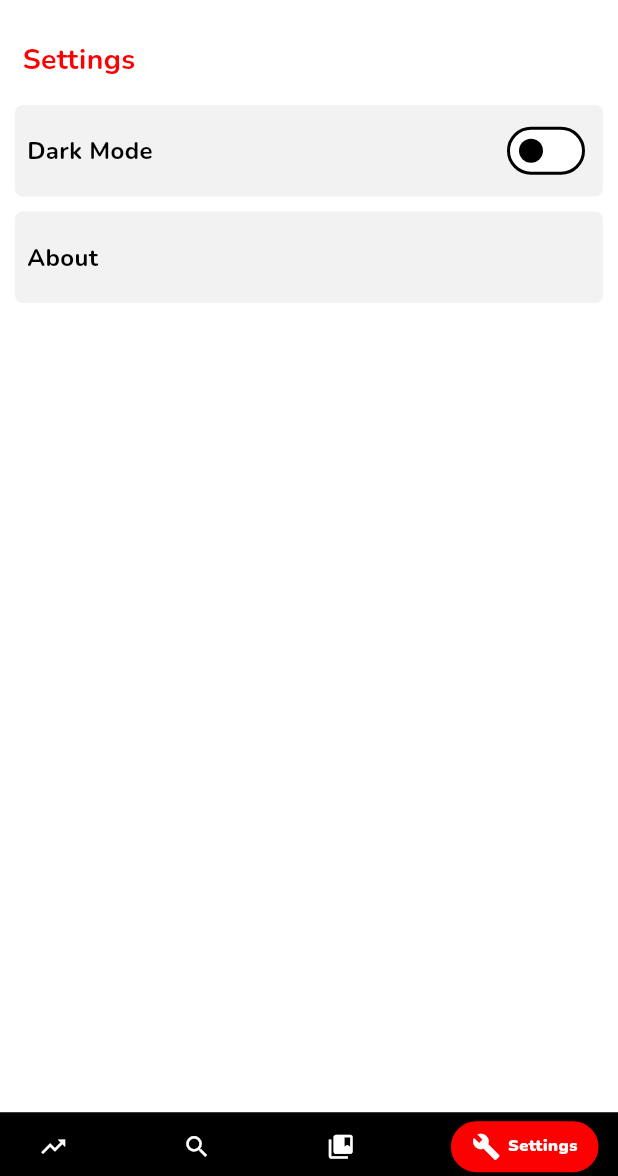
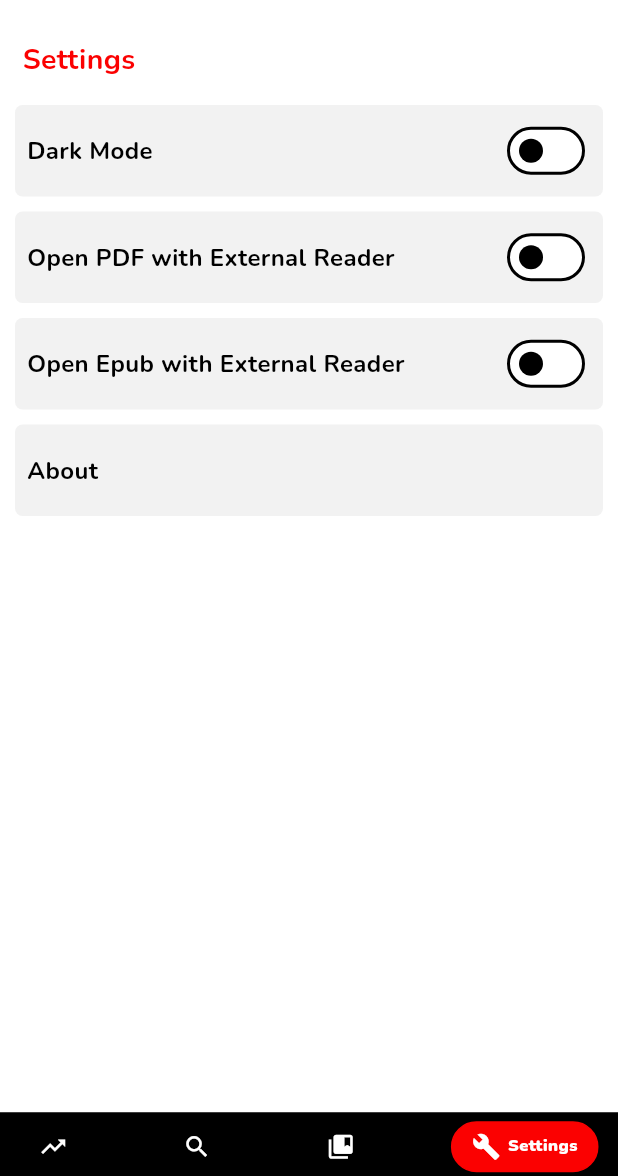
Before and after one commit to dstark5/Openlib, a Flutter app: the screen it shows after launch, item 4 of the bottom bar chosen, on a phone screen of 412 x 824 dp, the part 60-1236 px from its top. Run offline on Flutter 3.47's test engine with Material 2 defaults, Android fonts, the phone set to English and light mode, and no system bars; drawn by our look-alikes of google_nav_bar; our stand-ins replace cached_network_image, dio, flutter_riverpod, flutter_svg, google_fonts, open_file and 2 more; missing offline and left inert: epub_view, flutter_pdfview, vocsy_epub_viewer; accounts and stored records are empty; network calls fail.

Commit message:
added open with feature

```diff
--- a/lib/services/download_file.dart
+++ b/lib/services/download_file.dart
@@ -1,9 +1,9 @@
-import 'package:path_provider/path_provider.dart';
 import 'package:dio/dio.dart';
+import 'files.dart';
 
 Future<String> _getFilePath(String fileName) async {
-  final path = await getApplicationDocumentsDirectory();
-  return '${path.path}/$fileName';
+  final path = await getAppDirectoryPath;
+  return '$path/$fileName';
 }
 
 List<String> _reorderMirrors(List<String> mirrors) {
--- a/lib/state/state.dart
+++ b/lib/state/state.dart
@@ -144,6 +144,9 @@ final getBookPosition =
   return await ref.read(dbProvider).getBookState(fileName);
 });
 
+final openPdfWithExternalAppProvider = StateProvider<bool>((ref) => false);
+final openEpubWithExternalAppProvider = StateProvider<bool>((ref) => false);
+
 final filePathProvider =
     FutureProvider.family<String, String>((ref, fileName) async {
   String path = await getFilePath(fileName);
--- a/lib/ui/settings_page.dart
+++ b/lib/ui/settings_page.dart
@@ -3,7 +3,12 @@ import 'package:flutter_riverpod/flutter_riverpod.dart';
 
 import 'package:openlib/ui/components/page_title_widget.dart';
 import 'package:openlib/ui/about_page.dart';
-import 'package:openlib/state/state.dart' show themeModeProvider, dbProvider;
+import 'package:openlib/state/state.dart'
+    show
+        themeModeProvider,
+        openPdfWithExternalAppProvider,
+        openEpubWithExternalAppProvider,
+        dbProvider;
 
 class SettingsPage extends ConsumerWidget {
   const SettingsPage({Key? key}) : super(key: key);
@@ -37,6 +42,56 @@ class SettingsPage extends ConsumerWidget {
                     ref.read(themeModeProvider.notifier).state =
                         value == true ? ThemeMode.dark : ThemeMode.light;
                     ref.read(dbProvider).savePreference('darkMode', value);
+                  },
+                )
+              ],
+            ),
+            _PaddedContainer(
+              children: [
+                Text(
+                  "Open PDF with External Reader",
+                  style: TextStyle(
+                    fontSize: 16,
+                    fontWeight: FontWeight.bold,
+                    color: Theme.of(context).colorScheme.tertiary,
+                  ),
+                ),
+                Switch(
+                  // This bool value toggles the switch.
+                  value: ref.watch(openPdfWithExternalAppProvider),
+                  activeColor: Colors.red,
+                  onChanged: (bool value) {
+                    ref.read(openPdfWithExternalAppProvider.notifier).state =
+                        value;
+                    ref
+                        .read(dbProvider)
+                        .savePreference('openPdfwithExternalApp', value);
+                  },
+                )
+              ],
+            ),
+            _PaddedContainer(
+              children: [
+                Text(
+                  "Open Epub with External Reader",
+                  style: TextStyle(
+                    fontSize: 16,
+                    fontWeight: FontWeight.bold,
+                    color: Theme.of(context).colorScheme.tertiary,
+                  ),
+                ),
+                Switch(
+                  // This bool value toggles the switch.
+                  value: ref.watch(
+                    openEpubWithExternalAppProvider,
+                  ),
+                  activeColor: Colors.red,
+                  onChanged: (bool value) {
+                    ref.read(openEpubWithExternalAppProvider.notifier).state =
+                        value;
+                    ref
+                        .read(dbProvider)
+                        .savePreference('openEpubwithExternalApp', value);
                   },
                 )
               ],
--- a/pubspec.yaml
+++ b/pubspec.yaml
@@ -45,6 +45,8 @@ dependencies:
 
   sqflite: ^2.3.0
   path_provider: ^2.0.15
+  permission_handler: ^10.4.3
+  open_file: ^3.3.2
 
   flutter_svg: ^2.0.7
   google_fonts: ^5.1.0
```
Also changed, not shown: lib/main.dart (+22 -2 lines), lib/services/files.dart (+47 -2 lines), lib/ui/components/file_buttons_widget.dart (+3 -7 lines), lib/ui/epub_viewer.dart (+13 -2 lines), lib/ui/pdf_viewer.dart (+21 -0 lines), pubspec.lock, 3 other files.
